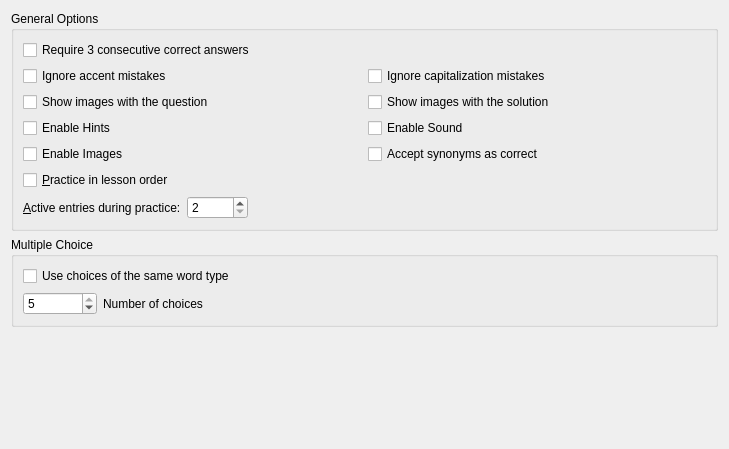
Above: src/configure-practice/advancedpracticeoptions.ui from KDE/parley before the change. Below: the same form after it.
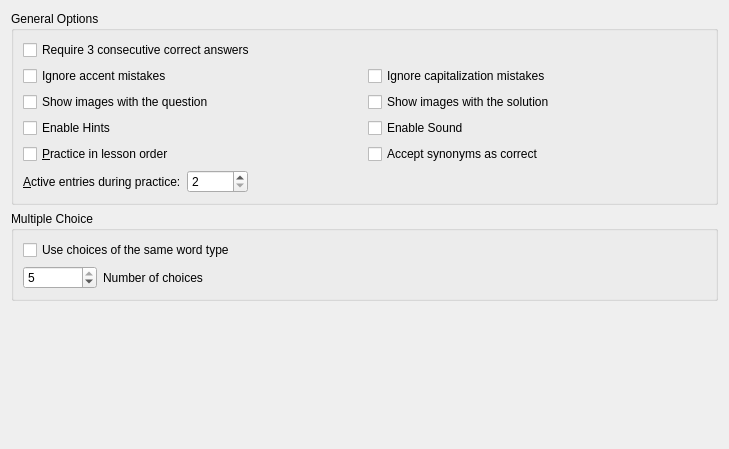
That is the form after the change. Custom widgets are drawn as their Qt base class.

Commit message:
get rid of the third "enable images" checkbox. having two of them is enough. ;)
forward-port of r1147252

What changed in the file:
```diff
--- a/src/configure-practice/advancedpracticeoptions.ui
+++ b/src/configure-practice/advancedpracticeoptions.ui
@@ -74,13 +74,6 @@
           </property>
          </widget>
         </item>
-        <item row="3" column="0">
-         <widget class="QCheckBox" name="kcfg_PracticeImagesEnabled">
-          <property name="text">
-           <string>Enable Images</string>
-          </property>
-         </widget>
-        </item>
         <item row="3" column="1">
          <widget class="QCheckBox" name="kcfg_CountSynonymsAsCorrect">
           <property name="text">
@@ -88,7 +81,7 @@
           </property>
          </widget>
         </item>
-        <item row="4" column="0">
+        <item row="3" column="0">
          <widget class="QCheckBox" name="kcfg_TestOrderLesson">
           <property name="toolTip">
            <string>When practicing, new words will be chosen loosely in lesson order if this is selected.  Otherwise, they will be chosen completely at random.</string>
```
